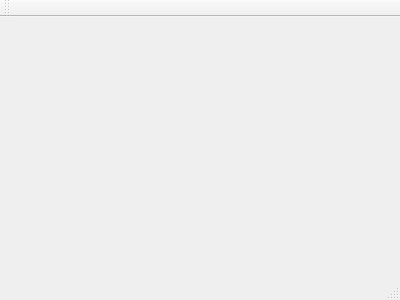
hkitty/ShakerSortGUI, file mainwindow.ui: the form before one commit.
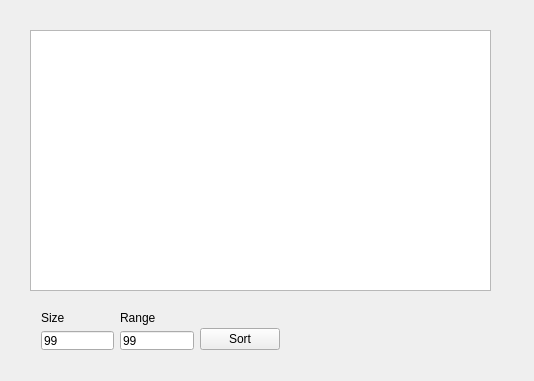
The form after the commit.

```diff
--- a/mainwindow.ui
+++ b/mainwindow.ui
@@ -1,24 +1,107 @@
 <ui version="4.0">
  <class>MainWindow</class>
- <widget class="QMainWindow" name="MainWindow" >
-  <property name="geometry" >
+ <widget class="QMainWindow" name="MainWindow">
+  <property name="geometry">
    <rect>
     <x>0</x>
     <y>0</y>
-    <width>400</width>
-    <height>300</height>
+    <width>534</width>
+    <height>381</height>
    </rect>
   </property>
   <property name="windowTitle" >
    <string>MainWindow</string>
   </property>
-  <widget class="QMenuBar" name="menuBar" />
-  <widget class="QToolBar" name="mainToolBar" />
-  <widget class="QWidget" name="centralWidget" />
-  <widget class="QStatusBar" name="statusBar" />
+  <widget class="QWidget" name="centralWidget">
+   <widget class="QTextBrowser" name="textBrowser">
+    <property name="geometry">
+     <rect>
+      <x>30</x>
+      <y>30</y>
+      <width>461</width>
+      <height>261</height>
+     </rect>
+    </property>
+   </widget>
+   <widget class="QWidget" name="">
+    <property name="geometry">
+     <rect>
+      <x>30</x>
+      <y>300</y>
+      <width>261</width>
+      <height>61</height>
+     </rect>
+    </property>
+    <layout class="QHBoxLayout" name="horizontalLayout_2">
+     <item>
+      <layout class="QHBoxLayout" name="horizontalLayout">
+       <item>
+        <layout class="QVBoxLayout" name="verticalLayout">
+         <item>
+          <widget class="QLabel" name="label">
+           <property name="text">
+            <string>Size</string>
+           </property>
+          </widget>
+         </item>
+         <item>
+          <widget class="QLineEdit" name="sizeEdit">
+           <property name="text">
+            <string>99</string>
+           </property>
+          </widget>
+         </item>
+        </layout>
+       </item>
+       <item>
+        <layout class="QVBoxLayout" name="verticalLayout_2">
+         <item>
+          <widget class="QLabel" name="label_2">
+           <property name="text">
+            <string>Range</string>
+           </property>
+          </widget>
+         </item>
+         <item>
+          <widget class="QLineEdit" name="rangeEdit">
+           <property name="text">
+            <string>99</string>
+           </property>
+          </widget>
+         </item>
+        </layout>
+       </item>
+      </layout>
+     </item>
+     <item>
+      <layout class="QVBoxLayout" name="verticalLayout_3">
+       <item>
+        <spacer name="verticalSpacer">
+         <property name="orientation">
+          <enum>Qt::Vertical</enum>
+         </property>
+         <property name="sizeHint" stdset="0">
+          <size>
+           <width>20</width>
+           <height>40</height>
+          </size>
+         </property>
+        </spacer>
+       </item>
+       <item>
+        <widget class="QPushButton" name="pushButton">
+         <property name="text">
+          <string>Sort</string>
+         </property>
+        </widget>
+       </item>
+      </layout>
+     </item>
+    </layout>
+   </widget>
+  </widget>
  </widget>
- <layoutDefault spacing="6" margin="11" />
- <pixmapfunction></pixmapfunction>
+ <layoutdefault spacing="6" margin="11"/>
  <resources/>
  <connections/>
 </ui>
```
Left out of the diff: 5 changed lines with no effect on the pictures.
